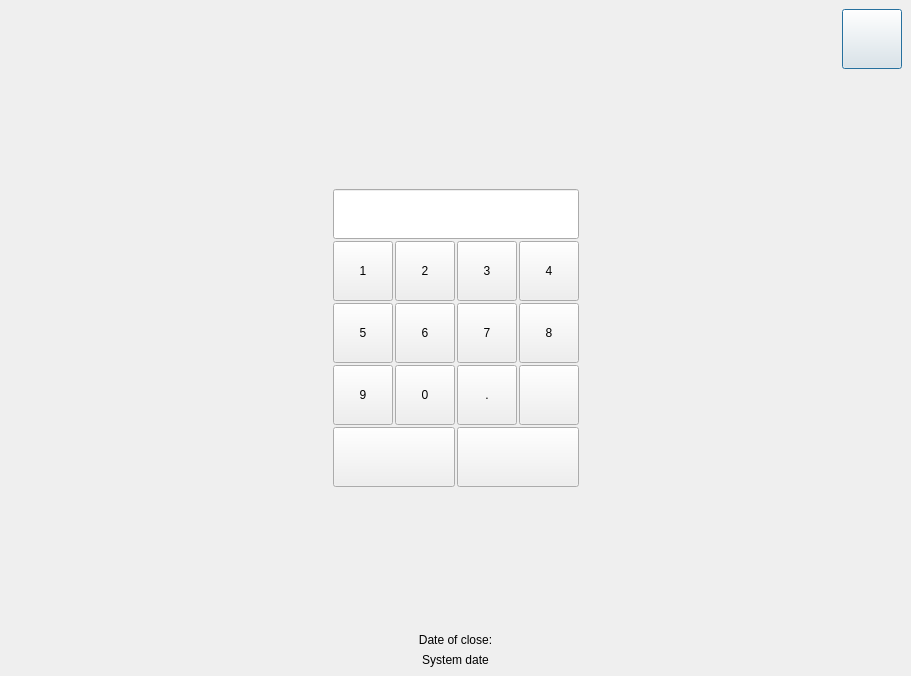
Before: the Qt Designer form Waiter/dlgscreen.ui in End1-1/Cafe5, drawn with Qt 5.
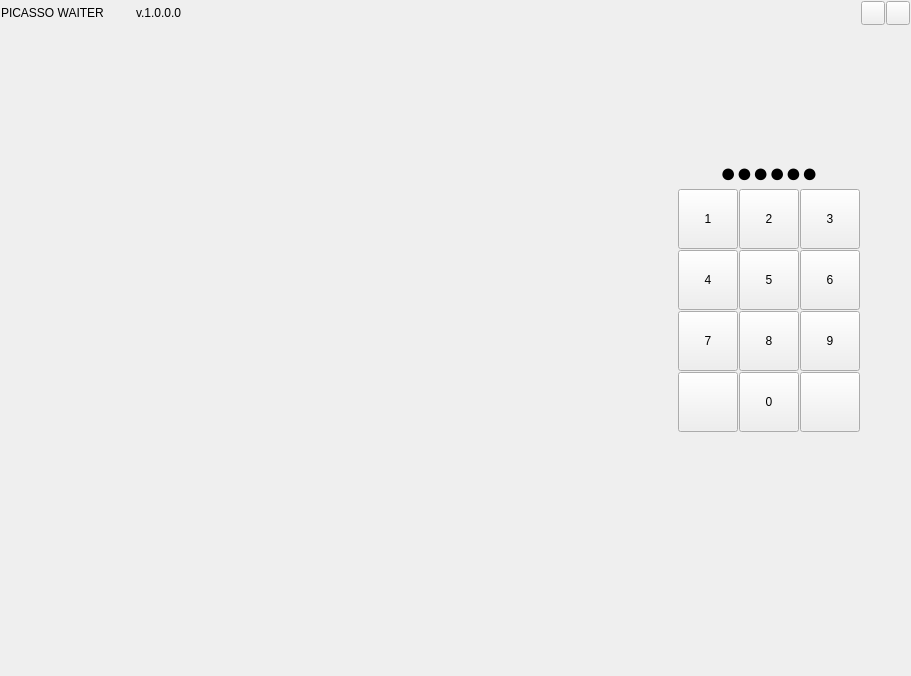
After: the same form once the commit is applied. Icons and pictures are not drawn. Custom widgets are drawn as their Qt base class.

Commit message: Waiter 2.0.0... prerease

```diff
--- a/Waiter/dlgscreen.ui
+++ b/Waiter/dlgscreen.ui
@@ -13,7 +13,7 @@
   <property name="windowTitle">
    <string>Picasso</string>
   </property>
-  <layout class="QGridLayout" name="gridLayout_2">
+  <layout class="QVBoxLayout" name="verticalLayout_2">
    <property name="leftMargin">
     <number>0</number>
    </property>
@@ -26,168 +26,100 @@
    <property name="bottomMargin">
     <number>0</number>
    </property>
-   <property name="horizontalSpacing">
-    <number>2</number>
-   </property>
-   <property name="verticalSpacing">
-    <number>0</number>
-   </property>
-   <item row="1" column="1">
-    <widget class="QWidget" name="widget" native="true">
-     <layout class="QGridLayout" name="gridLayout">
+   <item>
+    <widget class="QWidget" name="wheader" native="true">
+     <property name="sizePolicy">
+      <sizepolicy hsizetype="Preferred" vsizetype="Minimum">
+       <horstretch>0</horstretch>
+       <verstretch>0</verstretch>
+      </sizepolicy>
+     </property>
+     <property name="minimumSize">
+      <size>
+       <width>0</width>
+       <height>0</height>
+      </size>
+     </property>
+     <layout class="QHBoxLayout" name="horizontalLayout">
+      <property name="spacing">
+       <number>1</number>
+      </property>
+      <property name="sizeConstraint">
+       <enum>QLayout::SizeConstraint::SetMinimumSize</enum>
+      </property>
       <property name="leftMargin">
-       <number>0</number>
+       <number>1</number>
       </property>
       <property name="topMargin">
-       <number>0</number>
+       <number>1</number>
       </property>
       <property name="rightMargin">
-       <number>0</number>
+       <number>1</number>
       </property>
       <property name="bottomMargin">
-       <number>0</number>
+       <number>1</number>
       </property>
-      <property name="spacing">
-       <number>2</number>
-      </property>
-      <item row="1" column="0">
-       <widget class="QPushButton" name="btn1">
-        <property name="minimumSize">
-         <size>
-          <width>60</width>
-          <height>60</height>
-         </size>
-        </property>
-        <property name="maximumSize">
-         <size>
-          <width>60</width>
-          <height>60</height>
-         </size>
-        </property>
-        <property name="focusPolicy">
-         <enum>Qt::FocusPolicy::NoFocus</enum>
-        </property>
+      <item>
+       <widget class="QLabel" name="label">
         <property name="text">
-         <string>1</string>
+         <string>PICASSO WAITER</string>
         </property>
        </widget>
       </item>
-      <item row="2" column="1">
-       <widget class="QPushButton" name="btn6">
+      <item>
+       <widget class="QWidget" name="wsep1" native="true">
         <property name="minimumSize">
          <size>
-          <width>60</width>
-          <height>60</height>
+          <width>30</width>
+          <height>0</height>
          </size>
         </property>
         <property name="maximumSize">
          <size>
-          <width>60</width>
-          <height>60</height>
+          <width>30</width>
+          <height>16777215</height>
          </size>
         </property>
-        <property name="focusPolicy">
-         <enum>Qt::FocusPolicy::NoFocus</enum>
-        </property>
-        <property name="text">
-         <string>6</string>
-        </property>
        </widget>
       </item>
-      <item row="4" column="2" colspan="2">
-       <widget class="QPushButton" name="btnAccept">
-        <property name="minimumSize">
-         <size>
-          <width>60</width>
-          <height>60</height>
-         </size>
-        </property>
-        <property name="maximumSize">
-         <size>
-          <width>16777215</width>
-          <height>60</height>
-         </size>
-        </property>
-        <property name="focusPolicy">
-         <enum>Qt::FocusPolicy::NoFocus</enum>
-        </property>
+      <item>
+       <widget class="QLabel" name="lbVersion">
         <property name="text">
-         <string/>
+         <string>v.1.0.0.0</string>
         </property>
-        <property name="icon">
-         <iconset resource="../resources/res.qrc">
-          <normaloff>:/ok.png</normaloff>:/ok.png</iconset>
-        </property>
-        <property name="iconSize">
-         <size>
-          <width>32</width>
-          <height>32</height>
-         </size>
-        </property>
        </widget>
       </item>
-      <item row="3" column="0">
-       <widget class="QPushButton" name="btn9">
-        <property name="minimumSize">
-         <size>
-          <width>60</width>
-          <height>60</height>
-         </size>
+      <item>
+       <spacer name="horizontalSpacer">
+        <property name="orientation">
+         <enum>Qt::Orientation::Horizontal</enum>
         </property>
-        <property name="maximumSize">
+        <property name="sizeHint" stdset="0">
          <size>
-          <width>60</width>
-          <height>60</height>
+          <width>238</width>
+          <height>20</height>
          </size>
         </property>
-        <property name="focusPolicy">
-         <enum>Qt::FocusPolicy::NoFocus</enum>
-        </property>
-        <property name="text">
-         <string>9</string>
-        </property>
-       </widget>
+       </spacer>
       </item>
-      <item row="3" column="2">
-       <widget class="QPushButton" name="btnP">
+      <item>
+       <widget class="QToolButton" name="btnSettings">
         <property name="minimumSize">
          <size>
-          <width>60</width>
-          <height>60</height>
+          <width>24</width>
+          <height>24</height>
          </size>
         </property>
         <property name="maximumSize">
          <size>
-          <width>60</width>
-          <height>60</height>
+          <width>24</width>
+          <height>24</height>
          </size>
         </property>
         <property name="focusPolicy">
          <enum>Qt::FocusPolicy::NoFocus</enum>
         </property>
         <property name="text">
-         <string>.</string>
-        </property>
-       </widget>
-      </item>
-      <item row="4" column="0" colspan="2">
-       <widget class="QPushButton" name="btnCancel">
-        <property name="minimumSize">
-         <size>
-          <width>60</width>
-          <height>60</height>
-         </size>
-        </property>
-        <property name="maximumSize">
-         <size>
-          <width>16777215</width>
-          <height>60</height>
-         </size>
-        </property>
-        <property name="focusPolicy">
-         <enum>Qt::FocusPolicy::NoFocus</enum>
-        </property>
-        <property name="text">
          <string/>
         </property>
         <property name="icon">
@@ -196,24 +128,24 @@
         </property>
         <property name="iconSize">
          <size>
-          <width>32</width>
-          <height>32</height>
+          <width>16</width>
+          <height>16</height>
          </size>
         </property>
        </widget>
       </item>
-      <item row="3" column="3">
-       <widget class="QPushButton" name="btnClear">
+      <item>
+       <widget class="QToolButton" name="btnClose">
         <property name="minimumSize">
          <size>
-          <width>60</width>
-          <height>60</height>
+          <width>24</width>
+          <height>24</height>
          </size>
         </property>
         <property name="maximumSize">
          <size>
-          <width>60</width>
-          <height>60</height>
+          <width>24</width>
+          <height>24</height>
          </size>
         </property>
         <property name="focusPolicy">
@@ -228,37 +160,71 @@
         </property>
         <property name="iconSize">
          <size>
-          <width>32</width>
-          <height>32</height>
+          <width>16</width>
+          <height>16</height>
          </size>
         </property>
        </widget>
       </item>
-      <item row="3" column="1">
-       <widget class="QPushButton" name="btn0">
-        <property name="minimumSize">
-         <size>
-          <width>60</width>
-          <height>60</height>
-         </size>
+     </layout>
+    </widget>
+   </item>
+   <item>
+    <widget class="QWidget" name="wunderheader" native="true">
+     <property name="sizePolicy">
+      <sizepolicy hsizetype="Preferred" vsizetype="Preferred">
+       <horstretch>0</horstretch>
+       <verstretch>1</verstretch>
+      </sizepolicy>
+     </property>
+    </widget>
+   </item>
+   <item>
+    <widget class="QWidget" name="wnumpad" native="true">
+     <property name="sizePolicy">
+      <sizepolicy hsizetype="Preferred" vsizetype="Preferred">
+       <horstretch>0</horstretch>
+       <verstretch>0</verstretch>
+      </sizepolicy>
+     </property>
+     <property name="minimumSize">
+      <size>
+       <width>0</width>
+       <height>50</height>
+      </size>
+     </property>
+     <layout class="QHBoxLayout" name="horizontalLayout_3">
+      <property name="spacing">
+       <number>1</number>
+      </property>
+      <property name="leftMargin">
+       <number>0</number>
+      </property>
+      <property name="topMargin">
+       <number>0</number>
+      </property>
+      <property name="rightMargin">
+       <number>0</number>
+      </property>
+      <property name="bottomMargin">
+       <number>0</number>
+      </property>
+      <item>
+       <spacer name="horizontalSpacer_2">
+        <property name="orientation">
+         <enum>Qt::Orientation::Horizontal</enum>
         </property>
-        <property name="maximumSize">
+        <property name="sizeHint" stdset="0">
          <size>
-          <width>60</width>
-          <height>60</height>
+          <width>40</width>
+          <height>20</height>
          </size>
         </property>
-        <property name="focusPolicy">
-         <enum>Qt::FocusPolicy::NoFocus</enum>
-        </property>
-        <property name="text">
-         <string>0</string>
-        </property>
-       </widget>
+       </spacer>
       </item>
-      <item row="0" column="0" colspan="4">
-       <widget class="QWidget" name="widget_2" native="true">
-        <layout class="QHBoxLayout" name="horizontalLayout">
+      <item>
+       <widget class="QWidget" name="widget" native="true">
+        <layout class="QGridLayout" name="gridLayout">
          <property name="leftMargin">
           <number>0</number>
          </property>
@@ -271,197 +237,351 @@
          <property name="bottomMargin">
           <number>0</number>
          </property>
-         <item>
-          <widget class="C5LineEdit" name="lePassword">
-           <property name="sizePolicy">
-            <sizepolicy hsizetype="Expanding" vsizetype="Preferred">
-             <horstretch>0</horstretch>
-             <verstretch>0</verstretch>
-            </sizepolicy>
+         <property name="spacing">
+          <number>1</number>
+         </property>
+         <item row="1" column="2">
+          <widget class="QToolButton" name="btn3">
+           <property name="minimumSize">
+            <size>
+             <width>60</width>
+             <height>60</height>
+            </size>
            </property>
+           <property name="maximumSize">
+            <size>
+             <width>60</width>
+             <height>60</height>
+            </size>
+           </property>
+           <property name="focusPolicy">
+            <enum>Qt::FocusPolicy::NoFocus</enum>
+           </property>
+           <property name="text">
+            <string>3</string>
+           </property>
+          </widget>
+         </item>
+         <item row="2" column="1">
+          <widget class="QToolButton" name="btn5">
            <property name="minimumSize">
             <size>
-             <width>0</width>
-             <height>50</height>
+             <width>60</width>
+             <height>60</height>
             </size>
            </property>
-           <property name="font">
-            <font>
-             <pointsize>16</pointsize>
-            </font>
+           <property name="maximumSize">
+            <size>
+             <width>60</width>
+             <height>60</height>
+            </size>
            </property>
-           <property name="echoMode">
-            <enum>QLineEdit::EchoMode::Password</enum>
+           <property name="focusPolicy">
+            <enum>Qt::FocusPolicy::NoFocus</enum>
            </property>
-           <property name="alignment">
-            <set>Qt::AlignmentFlag::AlignCenter</set>
+           <property name="text">
+            <string>5</string>
            </property>
           </widget>
          </item>
+         <item row="3" column="2">
+          <widget class="QToolButton" name="btn9">
+           <property name="minimumSize">
+            <size>
+             <width>60</width>
+             <height>60</height>
+            </size>
+           </property>
+           <property name="maximumSize">
+            <size>
+             <width>60</width>
+             <height>60</height>
+            </size>
+           </property>
+           <property name="focusPolicy">
+            <enum>Qt::FocusPolicy::NoFocus</enum>
+           </property>
+           <property name="text">
+            <string>9</string>
+           </property>
+          </widget>
+         </item>
+         <item row="3" column="0">
+          <widget class="QToolButton" name="btn7">
+           <property name="minimumSize">
+            <size>
+             <width>60</width>
+             <height>60</height>
+            </size>
+           </property>
+           <property name="maximumSize">
+            <size>
+             <width>60</width>
+             <height>60</height>
+            </size>
+           </property>
+           <property name="focusPolicy">
+            <enum>Qt::FocusPolicy::NoFocus</enum>
+           </property>
+           <property name="text">
+            <string>7</string>
+           </property>
+          </widget>
+         </item>
+         <item row="2" column="2">
+          <widget class="QToolButton" name="btn6">
+           <property name="minimumSize">
+            <size>
+             <width>60</width>
+             <height>60</height>
+            </size>
+           </property>
+           <property name="maximumSize">
+            <size>
+             <width>60</width>
+             <height>60</height>
+            </size>
+           </property>
+           <property name="focusPolicy">
+            <enum>Qt::FocusPolicy::NoFocus</enum>
+           </property>
+           <property name="text">
+            <string>6</string>
+           </property>
+          </widget>
+         </item>
+         <item row="1" column="0">
+          <widget class="QToolButton" name="btn1">
+           <property name="minimumSize">
+            <size>
+             <width>60</width>
+             <height>60</height>
+            </size>
+           </property>
+           <property name="maximumSize">
+            <size>
+             <width>60</width>
+             <height>60</height>
+            </size>
+           </property>
+           <property name="focusPolicy">
+            <enum>Qt::FocusPolicy::NoFocus</enum>
+           </property>
+           <property name="text">
+            <string>1</string>
+           </property>
+          </widget>
+         </item>
+         <item row="4" column="0">
+          <widget class="QToolButton" name="btnCancel">
+           <property name="minimumSize">
+            <size>
+             <width>60</width>
+             <height>60</height>
+            </size>
+           </property>
+           <property name="maximumSize">
+            <size>
+             <width>16777215</width>
+             <height>60</height>
+            </size>
+           </property>
+           <property name="focusPolicy">
+            <enum>Qt::FocusPolicy::NoFocus</enum>
+           </property>
+           <property name="text">
+            <string/>
+           </property>
+           <property name="icon">
+            <iconset resource="../resources/res.qrc">
+             <normaloff>:/cancel.png</normaloff>:/cancel.png</iconset>
+           </property>
+           <property name="iconSize">
+            <size>
+             <width>32</width>
+             <height>32</height>
+            </size>
+           </property>
+          </widget>
+         </item>
+         <item row="1" column="1">
+          <widget class="QToolButton" name="btn2">
+           <property name="minimumSize">
+            <size>
+             <width>60</width>
+             <height>60</height>
+            </size>
+           </property>
+           <property name="maximumSize">
+            <size>
+             <width>60</width>
+             <height>60</height>
+            </size>
+           </property>
+           <property name="focusPolicy">
+            <enum>Qt::FocusPolicy::NoFocus</enum>
+           </property>
+           <property name="text">
+            <string>2</string>
+           </property>
+          </widget>
+         </item>
+         <item row="3" column="1">
+          <widget class="QToolButton" name="btn8">
+           <property name="minimumSize">
+            <size>
+             <width>60</width>
+             <height>60</height>
+            </size>
+           </property>
+           <property name="maximumSize">
+            <size>
+             <width>60</width>
+             <height>60</height>
+            </size>
+           </property>
+           <property name="focusPolicy">
+            <enum>Qt::FocusPolicy::NoFocus</enum>
+           </property>
+           <property name="text">
+            <string>8</string>
+           </property>
+          </widget>
+         </item>
+         <item row="4" column="1">
+          <widget class="QToolButton" name="btn0">
+           <property name="minimumSize">
+            <size>
+             <width>60</width>
+             <height>60</height>
+            </size>
+           </property>
+           <property name="maximumSize">
+            <size>
+             <width>60</width>
+             <height>60</height>
+            </size>
+           </property>
+           <property name="focusPolicy">
+            <enum>Qt::FocusPolicy::NoFocus</enum>
+           </property>
+           <property name="text">
+            <string>0</string>
+           </property>
+          </widget>
+         </item>
+         <item row="2" column="0">
+          <widget class="QToolButton" name="btn4">
+           <property name="minimumSize">
+            <size>
+             <width>60</width>
+             <height>60</height>
+            </size>
+           </property>
+           <property name="maximumSize">
+            <size>
+             <width>60</width>
+             <height>60</height>
+            </size>
+           </property>
+           <property name="focusPolicy">
+            <enum>Qt::FocusPolicy::NoFocus</enum>
+           </property>
+           <property name="text">
+            <string>4</string>
+           </property>
+          </widget>
+         </item>
+         <item row="4" column="2">
+          <widget class="QToolButton" name="btnAccept">
+           <property name="minimumSize">
+            <size>
+             <width>60</width>
+             <height>60</height>
+            </size>
+           </property>
+           <property name="maximumSize">
+            <size>
+             <width>16777215</width>
+             <height>60</height>
+            </size>
+           </property>
+           <property name="focusPolicy">
+            <enum>Qt::FocusPolicy::NoFocus</enum>
+           </property>
+           <property name="text">
+            <string/>
+           </property>
+           <property name="icon">
+            <iconset resource="../resources/res.qrc">
+             <normaloff>:/ok.png</normaloff>:/ok.png</iconset>
+           </property>
+           <property name="iconSize">
+            <size>
+             <width>32</width>
+             <height>32</height>
+            </size>
+           </property>
+          </widget>
+         </item>
+         <item row="1" column="3" rowspan="4">
+          <widget class="QWidget" name="widget_3" native="true">
+           <property name="minimumSize">
+            <size>
+             <width>50</width>
+             <height>0</height>
+            </size>
+           </property>
+          </widget>
+         </item>
+         <item row="0" column="0" colspan="3">
+          <widget class="QWidget" name="widget_2" native="true">
+           <layout class="QVBoxLayout" name="verticalLayout_3">
+            <property name="spacing">
+             <number>1</number>
+            </property>
+            <property name="leftMargin">
+             <number>0</number>
+            </property>
+            <property name="topMargin">
+             <number>0</number>
+            </property>
+            <property name="rightMargin">
+             <number>0</number>
+            </property>
+            <property name="bottomMargin">
+             <number>0</number>
+            </property>
+            <item>
+             <widget class="QLabel" name="lbPin">
+              <property name="font">
+               <font>
+                <pointsize>20</pointsize>
+               </font>
+              </property>
+              <property name="text">
+               <string>●●●●●●</string>
+              </property>
+              <property name="alignment">
+               <set>Qt::AlignmentFlag::AlignCenter</set>
+              </property>
+             </widget>
+            </item>
+           </layout>
+          </widget>
+         </item>
         </layout>
        </widget>
       </item>
-      <item row="1" column="2">
-       <widget class="QPushButton" name="btn3">
-        <property name="minimumSize">
-         <size>
-          <width>60</width>
-          <height>60</height>
-         </size>
-        </property>
-        <property name="maximumSize">
-         <size>
-          <width>60</width>
-          <height>60</height>
-         </size>
-        </property>
-        <property name="focusPolicy">
-         <enum>Qt::FocusPolicy::NoFocus</enum>
-        </property>
-        <property name="text">
-         <string>3</string>
-        </property>
-       </widget>
-      </item>
-      <item row="1" column="3">
-       <widget class="QPushButton" name="btn4">
-        <property name="minimumSize">
-         <size>
-          <width>60</width>
-          <height>60</height>
-         </size>
-        </property>
-        <property name="maximumSize">
-         <size>
-          <width>60</width>
-          <height>60</height>
-         </size>
-        </property>
-        <property name="focusPolicy">
-         <enum>Qt::FocusPolicy::NoFocus</enum>
-        </property>
-        <property name="text">
-         <string>4</string>
-        </property>
-       </widget>
-      </item>
-      <item row="2" column="2">
-       <widget class="QPushButton" name="btn7">
-        <property name="minimumSize">
-         <size>
-          <width>60</width>
-          <height>60</height>
-         </size>
-        </property>
-        <property name="maximumSize">
-         <size>
-          <width>60</width>
-          <height>60</height>
-         </size>
-        </property>
-        <property name="focusPolicy">
-         <enum>Qt::FocusPolicy::NoFocus</enum>
-        </property>
-        <property name="text">
-         <string>7</string>
-        </property>
-       </widget>
-      </item>
-      <item row="1" column="1">
-       <widget class="QPushButton" name="btn2">
-        <property name="minimumSize">
-         <size>
-          <width>60</width>
-          <height>60</height>
-         </size>
-        </property>
-        <property name="maximumSize">
-         <size>
-          <width>60</width>
-          <height>60</height>
-         </size>
-        </property>
-        <property name="focusPolicy">
-         <enum>Qt::FocusPolicy::NoFocus</enum>
-        </property>
-        <property name="text">
-         <string>2</string>
-        </property>
-       </widget>
-      </item>
-      <item row="2" column="0">
-       <widget class="QPushButton" name="btn5">
-        <property name="minimumSize">
-         <size>
-          <width>60</width>
-          <height>60</height>
-         </size>
-        </property>
-        <property name="maximumSize">
-         <size>
-          <width>60</width>
-          <height>60</height>
-         </size>
-        </property>
-        <property name="focusPolicy">
-         <enum>Qt::FocusPolicy::NoFocus</enum>
-        </property>
-        <property name="text">
-         <string>5</string>
-        </property>
-       </widget>
-      </item>
-      <item row="2" column="3">
-       <widget class="QPushButton" name="btn8">
-        <property name="minimumSize">
-         <size>
-          <width>60</width>
-          <height>60</height>
-         </size>
-        </property>
-        <property name="maximumSize">
-         <size>
-          <width>60</width>
-          <height>60</height>
-         </size>
-        </property>
-        <property name="focusPolicy">
-         <enum>Qt::FocusPolicy::NoFocus</enum>
-        </property>
-        <property name="text">
-         <string>8</string>
-        </property>
-       </widget>
-      </item>
      </layout>
     </widget>
    </item>
-   <item row="1" column="2">
-    <widget class="QWidget" name="widget_4" native="true">
+   <item>
+    <widget class="QWidget" name="wfooter" native="true">
      <property name="sizePolicy">
       <sizepolicy hsizetype="Preferred" vsizetype="Preferred">
-       <horstretch>1</horstretch>
-       <verstretch>0</verstretch>
-      </sizepolicy>
-     </property>
-    </widget>
-   </item>
-   <item row="0" column="1">
-    <widget class="QWidget" name="widget_5" native="true">
-     <property name="sizePolicy">
-      <sizepolicy hsizetype="Preferred" vsizetype="Preferred">
        <horstretch>0</horstretch>
-       <verstretch>1</verstretch>
-      </sizepolicy>
-     </property>
-    </widget>
-   </item>
-   <item row="2" column="0" colspan="3">
-    <widget class="QWidget" name="widget_6" native="true">
-     <property name="sizePolicy">
-      <sizepolicy hsizetype="Preferred" vsizetype="Preferred">
-       <horstretch>0</horstretch>
-       <verstretch>1</verstretch>
+       <verstretch>2</verstretch>
       </sizepolicy>
      </property>
      <layout class="QVBoxLayout" name="verticalLayout">
@@ -478,126 +598,11 @@
         </property>
        </spacer>
       </item>
-      <item>
-       <widget class="QLabel" name="lbDateOfClose">
-        <property name="text">
-         <string>Date of close:</string>
-        </property>
-        <property name="alignment">
-         <set>Qt::AlignmentFlag::AlignCenter</set>
-        </property>
-       </widget>
-      </item>
-      <item>
-       <widget class="QLabel" name="lbCurrentTime">
-        <property name="text">
-         <string>System date</string>
-        </property>
-        <property name="alignment">
-         <set>Qt::AlignmentFlag::AlignCenter</set>
-        </property>
-       </widget>
-      </item>
-     </layout>
-    </widget>
-   </item>
-   <item row="1" column="0">
-    <widget class="QWidget" name="widget_3" native="true">
-     <property name="sizePolicy">
-      <sizepolicy hsizetype="Preferred" vsizetype="Preferred">
-       <horstretch>1</horstretch>
-       <verstretch>0</verstretch>
-      </sizepolicy>
-     </property>
-     <layout class="QGridLayout" name="gridLayout_3">
-      <property name="leftMargin">
-       <number>0</number>
-      </property>
-      <property name="topMargin">
-       <number>0</number>
-      </property>
-      <property name="rightMargin">
-       <number>0</number>
-      </property>
-      <property name="bottomMargin">
-       <number>0</number>
-      </property>
-      <property name="spacing">
-       <number>2</number>
-      </property>
-     </layout>
-    </widget>
-   </item>
-   <item row="0" column="2">
-    <widget class="QWidget" name="widget_7" native="true">
-     <layout class="QGridLayout" name="gridLayout_4">
-      <item row="0" column="1">
-       <widget class="QPushButton" name="btnSettings">
-        <property name="minimumSize">
-         <size>
-          <width>60</width>
-          <height>60</height>
-         </size>
-        </property>
-        <property name="maximumSize">
-         <size>
-          <width>60</width>
-          <height>60</height>
-         </size>
-        </property>
-        <property name="text">
-         <string/>
-        </property>
-        <property name="icon">
-         <iconset resource="../resources/res.qrc">
-          <normaloff>:/configure.png</normaloff>:/configure.png</iconset>
-        </property>
-        <property name="iconSize">
-         <size>
-          <width>32</width>
-          <height>32</height>
-         </size>
-        </property>
-       </widget>
-      </item>
-      <item row="0" column="0">
-       <spacer name="horizontalSpacer">
-        <property name="orientation">
-         <enum>Qt::Orientation::Horizontal</enum>
-        </property>
-        <property name="sizeHint" stdset="0">
-         <size>
-          <width>238</width>
-          <height>20</height>
-         </size>
-        </property>
-       </spacer>
-      </item>
-      <item row="1" column="1">
-       <spacer name="verticalSpacer">
-        <property name="orientation">
-         <enum>Qt::Orientation::Vertical</enum>
-        </property>
-        <property name="sizeHint" stdset="0">
-         <size>
-          <width>20</width>
-          <height>97</height>
-         </size>
-        </property>
-       </spacer>
-      </item>
      </layout>
     </widget>
    </item>
   </layout>
  </widget>
- <customwidgets>
-  <customwidget>
-   <class>C5LineEdit</class>
-   <extends>QLineEdit</extends>
-   <header location="global">c5lineedit.h</header>
-  </customwidget>
- </customwidgets>
  <resources>
   <include location="../resources/res.qrc"/>
   <include location="../resources/res.qrc"/>
```
Left out of the diff: 4 changed lines with no effect on the pictures. The commit also changes 506 other files.
